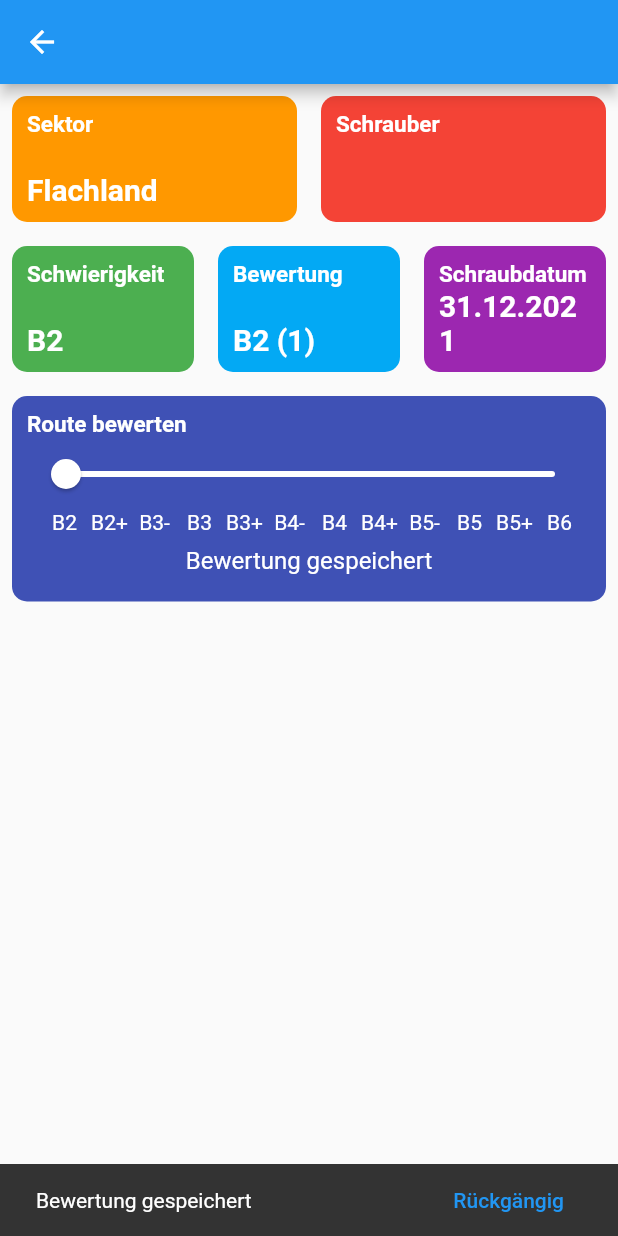
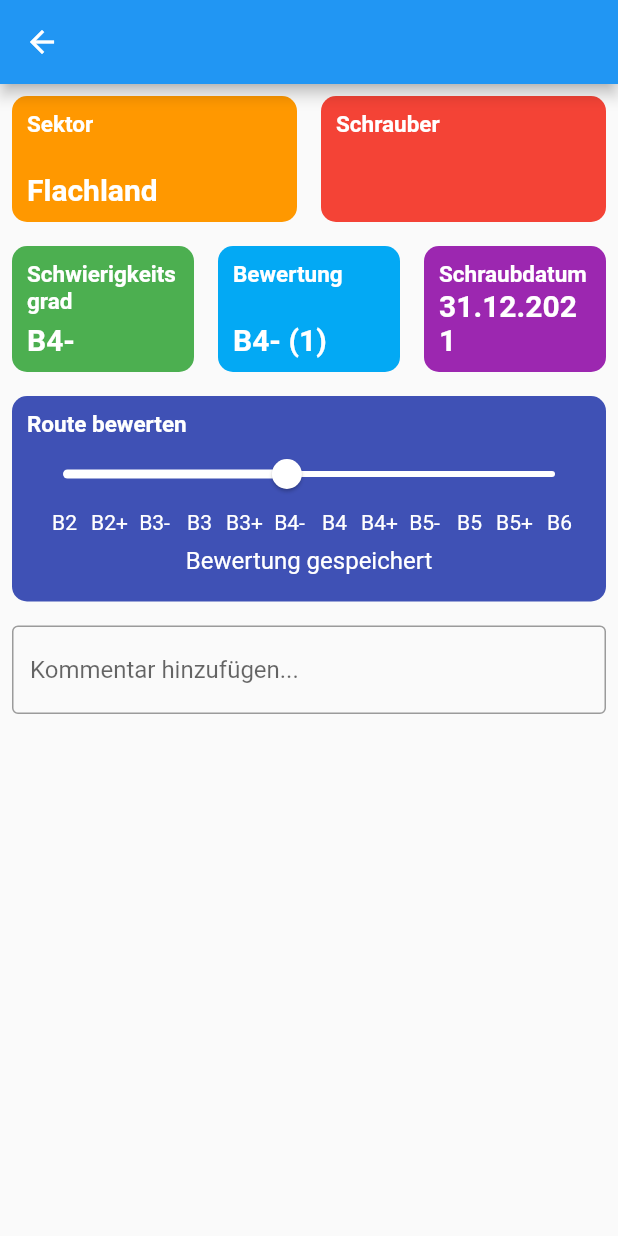
Before and after one commit to jaromeyer/route_index, a Flutter app: the RouteScreen screen opened directly with empty values, after a tap on "Bewertung speichern", on a phone screen of 412 x 824 dp. Run offline on Flutter 3.47's test engine with Material 2 defaults, Android fonts, the phone set to English and light mode, and no system bars; our stand-ins replace chips_choice, hive, hive_flutter; missing offline and left inert: passcode_screen; accounts and stored records are empty.

Commit message:
add commenting feature

```diff
--- a/lib/models/route_model.dart
+++ b/lib/models/route_model.dart
@@ -10,7 +10,7 @@ class RouteModel extends HiveObject {
   String name = "";
 
   @HiveField(1)
-  int grade = 0;
+  int grade = 5;
 
   @HiveField(2)
   String sector = "Flachland";
@@ -24,13 +24,19 @@ class RouteModel extends HiveObject {
   @HiveField(5)
   List<int> userGrades = [];
 
-  String getUserGrade() {
+  @HiveField(6)
+  List<String> comments = [];
+
+  int getUserGrade() {
+    return (userGrades.reduce((value, element) => value + element) /
+            userGrades.length)
+        .round();
+  }
+
+  String getUserGradeString() {
     if (userGrades.isEmpty) {
       return "-";
     }
-    int avgGrade = (userGrades.reduce((value, element) => value + element) /
-            userGrades.length)
-        .round();
-    return grades[avgGrade];
+    return "${grades[getUserGrade()]} (${userGrades.length})";
   }
 }
--- a/lib/screens/route_screen.dart
+++ b/lib/screens/route_screen.dart
@@ -15,6 +15,7 @@ class RouteScreen extends StatefulWidget {
 
 class _RouteScreenState extends State<RouteScreen> {
   late double _currentSliderValue = widget.route.grade.toDouble();
+  final TextEditingController _commentController = TextEditingController();
   bool _savedRating = false;
 
   Expanded _buildStatCard(String title, String count, Color color) {
@@ -75,11 +76,9 @@ class _RouteScreenState extends State<RouteScreen> {
             child: Row(
               children: <Widget>[
                 _buildStatCard(
-                    'Schwierigkeit', grades[route.grade], Colors.green),
+                    'Schwierigkeitsgrad', grades[route.grade], Colors.green),
                 _buildStatCard(
-                    'Bewertung',
-                    '${route.getUserGrade()} (${route.userGrades.length})',
-                    Colors.lightBlue),
+                    'Bewertung', route.getUserGradeString(), Colors.lightBlue),
                 _buildStatCard('Schraubdatum',
                     DateFormat("d.M.y").format(route.date), Colors.purple),
               ],
@@ -148,6 +147,11 @@ class _RouteScreenState extends State<RouteScreen> {
                             style: TextStyle(color: Colors.indigo),
                           ),
                           onPressed: () {
+                            setState(() {
+                              _savedRating = true;
+                              route.userGrades.add(_currentSliderValue.round());
+                            });
+                            route.save();
                             ScaffoldMessenger.of(context).showSnackBar(
                               SnackBar(
                                 content: const Text('Bewertung gespeichert'),
@@ -163,15 +167,41 @@ class _RouteScreenState extends State<RouteScreen> {
                                 ),
                               ),
                             );
-                            setState(() {
-                              _savedRating = true;
-                              route.userGrades.add(_currentSliderValue.round());
-                            });
-                            route.save();
                           },
                         ),
                 ),
               ],
+            ),
+          ),
+          Padding(
+            padding: const EdgeInsets.all(8),
+            child: TextField(
+              decoration: const InputDecoration(
+                border: OutlineInputBorder(),
+                hintText: 'Kommentar hinzufügen...',
+              ),
+              //maxLines: 2,
+              //keyboardType: TextInputType.text,
+              controller: _commentController,
+              onSubmitted: (value) {
+                setState(() {
+                  _commentController.clear();
+                  widget.route.comments.add(value);
+                });
+                widget.route.save();
+              },
+            ),
+          ),
+          Expanded(
+            child: ListView.builder(
+              itemCount: route.comments.length,
+              itemBuilder: (BuildContext context, int index) {
+                final String comment =
+                    route.comments[route.comments.length - index - 1];
+                return ListTile(
+                  title: Text(comment),
+                );
+              },
             ),
           ),
         ],
```
